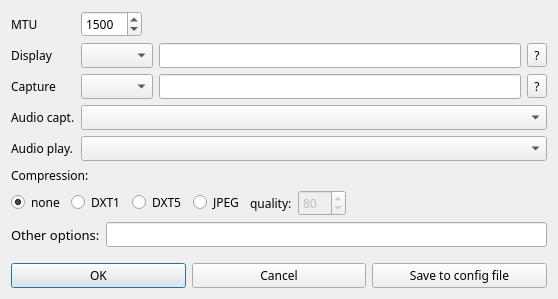
Qt form ultragrid/gui/QT/UltraGrid-Advanced.ui (CESNET/UltraGrid) before a commit.
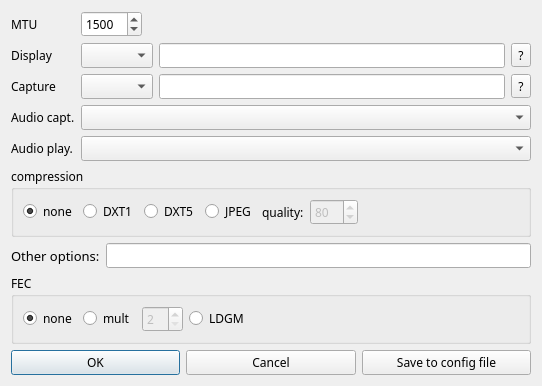
The same form after that commit.

What changed in the file:
```diff
--- a/ultragrid/gui/QT/UltraGrid-Advanced.ui
+++ b/ultragrid/gui/QT/UltraGrid-Advanced.ui
@@ -6,8 +6,8 @@
    <rect>
     <x>0</x>
     <y>0</y>
-    <width>558</width>
-    <height>299</height>
+    <width>542</width>
+    <height>385</height>
    </rect>
   </property>
   <property name="font">
@@ -71,7 +71,11 @@
         <widget class="QComboBox" name="comboBox_capture"/>
        </item>
        <item>
-        <widget class="QLineEdit" name="lineEdit_capture_details"/>
+        <widget class="QLineEdit" name="lineEdit_capture_details">
+         <property name="toolTip">
+          <string>&lt;html&gt;&lt;head/&gt;&lt;body&gt;&lt;p&gt;Parameters for capture&lt;/p&gt;&lt;p&gt;Add here parameter specifiing input video signal (see help displayed with righmost button on this line). Required for sender only.&lt;/p&gt;&lt;p&gt;This parameter is usually required, if capture device is set.&lt;/p&gt;&lt;/body&gt;&lt;/html&gt;</string>
+         </property>
+        </widget>
        </item>
        <item>
         <widget class="QToolButton" name="toolButton_capture_help">
@@ -88,7 +92,11 @@
         <widget class="QComboBox" name="comboBox_display"/>
        </item>
        <item>
-        <widget class="QLineEdit" name="lineEdit_display_details"/>
+        <widget class="QLineEdit" name="lineEdit_display_details">
+         <property name="toolTip">
+          <string>&lt;html&gt;&lt;head/&gt;&lt;body&gt;&lt;p&gt;Parameters for video display – please see help (righmost button on this line).&lt;/p&gt;&lt;p&gt;Generally, options for display are optional in most cases.&lt;/p&gt;&lt;/body&gt;&lt;/html&gt;</string>
+         </property>
+        </widget>
        </item>
        <item>
         <widget class="QToolButton" name="toolButton_display_help">
@@ -132,19 +140,11 @@
     </layout>
    </item>
    <item>
-    <layout class="QVBoxLayout" name="verticalLayout_2">
-     <property name="sizeConstraint">
-      <enum>QLayout::SetDefaultConstraint</enum>
+    <widget class="QGroupBox" name="groupBox">
+     <property name="title">
+      <string>compression</string>
      </property>
-     <item>
-      <widget class="QLabel" name="label_7">
-       <property name="text">
-        <string>Compression:</string>
-       </property>
-      </widget>
-     </item>
-     <item>
-      <layout class="QHBoxLayout" name="horizontalLayout_5">
+     <layout class="QHBoxLayout" name="horizontalLayout_9">
        <item>
         <widget class="QRadioButton" name="compress_none">
          <property name="enabled">
@@ -173,8 +173,6 @@
         </widget>
        </item>
        <item>
-        <layout class="QHBoxLayout" name="horizontalLayout_6">
-         <item>
           <widget class="QRadioButton" name="compress_JPEG">
            <property name="text">
             <string>JPEG</string>
@@ -182,6 +180,8 @@
           </widget>
          </item>
          <item>
+       <layout class="QHBoxLayout" name="horizontalLayout_6">
+        <item>
           <widget class="QLabel" name="label_8">
            <property name="text">
             <string>quality:</string>
@@ -194,7 +194,7 @@
             <bool>false</bool>
            </property>
            <property name="minimum">
-            <number>1</number>
+           <number>0</number>
            </property>
            <property name="maximum">
             <number>100</number>
@@ -220,8 +220,7 @@
         </spacer>
        </item>
       </layout>
-     </item>
-    </layout>
+    </widget>
    </item>
    <item>
     <layout class="QHBoxLayout" name="horizontalLayout_3">
@@ -239,10 +238,85 @@
       </widget>
      </item>
      <item>
-      <widget class="QLineEdit" name="lineEdit_other"/>
+      <widget class="QLineEdit" name="lineEdit_other">
+       <property name="toolTip">
+        <string>here you can write any options passed directly to UltraGrid</string>
+       </property>
+      </widget>
      </item>
     </layout>
    </item>
+   <item>
+    <widget class="QGroupBox" name="FEC">
+     <property name="title">
+      <string>FEC</string>
+     </property>
+     <layout class="QHBoxLayout" name="horizontalLayout_11">
+      <item>
+       <widget class="QRadioButton" name="fec_none">
+        <property name="toolTip">
+         <string>no additional FEC</string>
+        </property>
+        <property name="text">
+         <string>none</string>
+        </property>
+        <property name="checked">
+         <bool>true</bool>
+        </property>
+       </widget>
+      </item>
+      <item>
+       <widget class="QRadioButton" name="fec_mult">
+        <property name="toolTip">
+         <string>use interleaved multiplication</string>
+        </property>
+        <property name="text">
+         <string>mult</string>
+        </property>
+       </widget>
+      </item>
+      <item>
+       <widget class="QSpinBox" name="fec_mult_count">
+        <property name="enabled">
+         <bool>false</bool>
+        </property>
+        <property name="minimumSize">
+         <size>
+          <width>20</width>
+          <height>0</height>
+         </size>
+        </property>
+        <property name="minimum">
+         <number>2</number>
+        </property>
+       </widget>
+      </item>
+      <item>
+       <widget class="QRadioButton" name="fec_ldgm">
+        <property name="toolTip">
+         <string>&lt;html&gt;&lt;head/&gt;&lt;body&gt;&lt;p&gt;Low-density parity-check codes provide good error correction ability with modes overhead.&lt;/p&gt;&lt;p&gt;Currently it can repair 10% loss at an expense of BW increase of 3/4.&lt;/p&gt;&lt;/body&gt;&lt;/html&gt;</string>
+        </property>
+        <property name="text">
+         <string>LDGM</string>
+        </property>
+       </widget>
+      </item>
+      <item>
+       <spacer name="horizontalSpacer_3">
+        <property name="orientation">
+         <enum>Qt::Horizontal</enum>
+        </property>
+        <property name="sizeHint" stdset="0">
+         <size>
+          <width>40</width>
+          <height>20</height>
+         </size>
+        </property>
+       </spacer>
+      </item>
+     </layout>
+    </widget>
+   </item>
    <item>
     <spacer name="verticalSpacer">
      <property name="orientation">
```
Left out of the diff: 77 changed lines with no effect on the pictures. Lines whose indentation alone changed are shown as unchanged.
